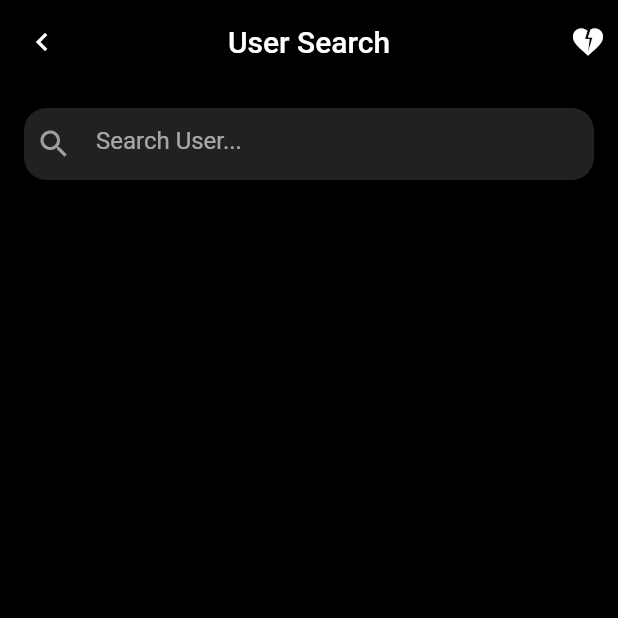
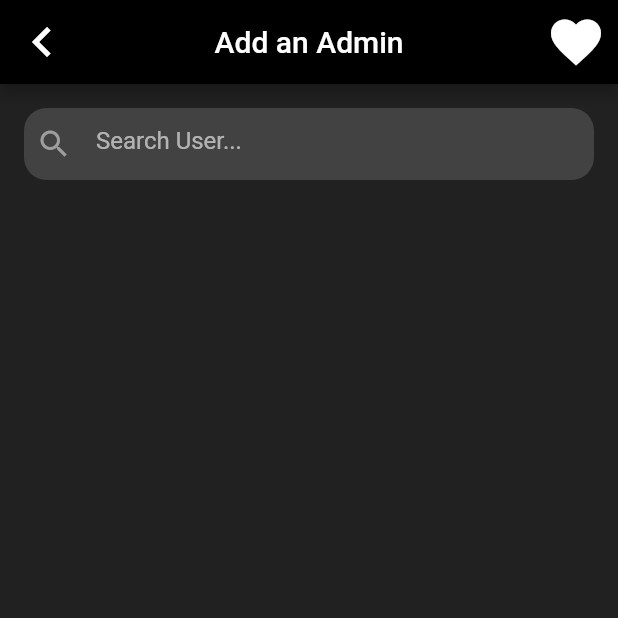
Before and after one commit to cardosopab/search, a Flutter app: the screen it shows after launch, on a phone screen of 412 x 824 dp, the top half of it. Run offline on Flutter 3.47's test engine with Material 2 defaults, Android fonts, the phone set to English and light mode, and no system bars.

Commit message:
updated UI.

```diff
--- a/lib/main.dart
+++ b/lib/main.dart
@@ -14,7 +14,7 @@ class MyApp extends StatelessWidget {
       title: 'User Search',
       theme: ThemeData(
         brightness: Brightness.dark,
-        scaffoldBackgroundColor: Colors.black,
+        scaffoldBackgroundColor: Colors.grey[900],
         appBarTheme: const AppBarTheme(
           backgroundColor: Colors.black,
         ),
@@ -56,14 +56,14 @@ class _SearchState extends State<Search> {
 
   List<Map<String, dynamic>> results = [];
   final List<Map<String, dynamic>> adminList = [
-    {"isRed": false, "id": 0, "name": "Liam", "age": 32},
-    {"isRed": false, "id": 1, "name": "Oliver", "age": 29},
-    {"isRed": false, "id": 2, "name": "Elijah", "age": 40},
-    {"isRed": false, "id": 3, "name": "James", "age": 25},
-    {"isRed": true, "id": 4, "name": "William", "age": 35},
-    {"isRed": true, "id": 5, "name": "Benjamin", "age": 21},
-    {"isRed": false, "id": 6, "name": "Colin", "age": 55},
-    {"isRed": false, "id": 7, "name": "Lucas", "age": 30},
+    {"isRed": false, "id": 0, "name": "Liam", "date": "11/25/2019"},
+    {"isRed": false, "id": 1, "name": "Oliver", "date": "11/25/2019"},
+    {"isRed": false, "id": 2, "name": "Elijah", "date": "11/25/2019"},
+    {"isRed": false, "id": 3, "name": "James", "date": "11/25/2019"},
+    {"isRed": true, "id": 4, "name": "William", "date": "11/25/2019"},
+    {"isRed": true, "id": 5, "name": "Benjamin", "date": "11/25/2019"},
+    {"isRed": false, "id": 6, "name": "Colin", "date": "11/25/2019"},
+    {"isRed": false, "id": 7, "name": "Lucas", "date": "11/25/2019"},
   ];
   final TextEditingController searchController = TextEditingController();
   void search(String value) {
@@ -85,12 +85,18 @@ class _SearchState extends State<Search> {
     return Scaffold(
       appBar: AppBar(
         centerTitle: true,
-        title: const Text("User Search"),
-        leading: const Icon(Icons.chevron_left),
+        title: const Text("Add an Admin"),
+        leading: const Icon(
+          Icons.chevron_left,
+          size: 40,
+        ),
         actions: const [
           Padding(
             padding: EdgeInsets.all(8.0),
-            child: Icon(Icons.heart_broken),
+            child: Icon(
+              Icons.favorite,
+              size: 40,
+            ),
           ),
         ],
       ),
@@ -104,7 +110,7 @@ class _SearchState extends State<Search> {
                   padding: const EdgeInsets.all(8.0),
                   child: Container(
                     decoration: BoxDecoration(
-                      color: Colors.grey[900],
+                      color: Colors.grey[800],
                       borderRadius: BorderRadius.circular(15),
                     ),
                     child: Padding(
@@ -137,7 +143,13 @@ class _SearchState extends State<Search> {
                 ),
               ),
               isVisible
-                  ? TextButton(onPressed: (() => deleteSearch()), child: const Text("Cancel"))
+                  ? TextButton(
+                      onPressed: (() => deleteSearch()),
+                      child: const Text(
+                        "Cancel",
+                        style: TextStyle(fontSize: 20),
+                      ),
+                    )
                   : const SizedBox(
                       width: 0,
                     )
@@ -191,7 +203,7 @@ class _SearchState extends State<Search> {
                               ),
                               Padding(
                                 padding: const EdgeInsets.all(8),
-                                child: Text('${results[index]["age"].toString()} years old'),
+                                child: Text('Member since ${results[index]["date"].toString()}'),
                               ),
                             ],
                           ),
```
